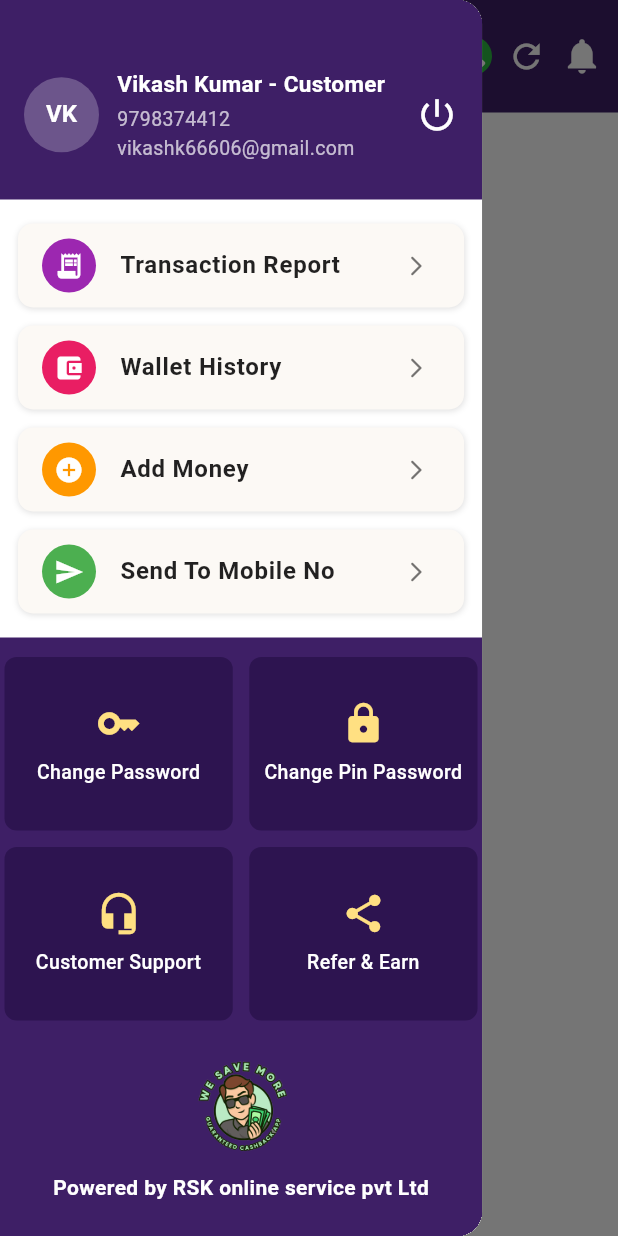
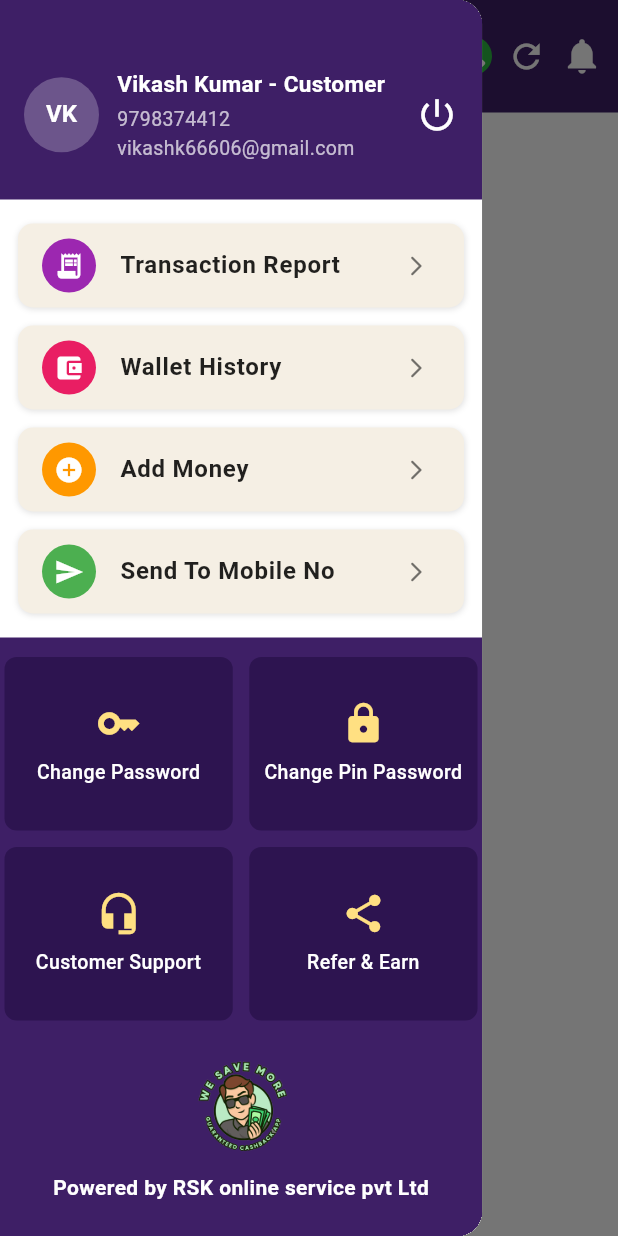
Before and after one commit to Adarst356/we_save_mores, a Flutter app: the HomeScreen screen opened by its route, with the side drawer open, on a phone screen of 412 x 824 dp. Run offline on Flutter 3.47's test engine with Material 3 defaults, Android fonts, the phone set to English and light mode, and no system bars; our stand-ins replace connectivity_plus, flutter_svg, fluttertoast, get, get_storage, lottie; missing offline and left inert: app_badge_plus; accounts and stored records are empty.

Commit message:
ok upadted

```diff
--- a/lib/modules/auth/login/view/login_screen.dart
+++ b/lib/modules/auth/login/view/login_screen.dart
@@ -6,6 +6,7 @@ import 'package:we_save_more/utils/spacing.dart';
 import 'package:we_save_more/widget/app_text.dart';
 import 'package:we_save_more/widget/custom_textfield.dart';
 import 'package:we_save_more/widget/custom_button.dart';
+import '../../../dashboard/main_nav/main_nav.dart';
 import 'login_controller.dart';
 
 class LoginScreen extends GetView<LoginController> {
--- a/lib/modules/dashboard/main_nav/main_nav_controller.dart
+++ b/lib/modules/dashboard/main_nav/main_nav_controller.dart
@@ -1,6 +1,6 @@
 import 'package:get/get.dart';
 
-class NavigationController extends GetxController {
+class MainNavigationController extends GetxController {
   var selectedIndex = 0.obs;
 
   void changeIndex(int index) {
--- a/lib/modules/dashboard/notification/notification_screen.dart
+++ b/lib/modules/dashboard/notification/notification_screen.dart
@@ -5,6 +5,6 @@ class NotificationScreen extends StatelessWidget {
 
   @override
   Widget build(BuildContext context) {
-    return const Placeholder();
+    return Scaffold();
   }
 }
--- a/lib/routes/app_pages.dart
+++ b/lib/routes/app_pages.dart
@@ -6,8 +6,10 @@ import 'package:we_save_more/modules/auth/login/view/login_screen.dart';
 import 'package:we_save_more/modules/auth/signup/view/signup_controller.dart';
 import 'package:we_save_more/modules/auth/signup/view/signup_screen.dart';
 import 'package:we_save_more/modules/dashboard/home/home_screen.dart';
+import 'package:we_save_more/modules/dashboard/main_nav/main_nav.dart';
 import 'package:we_save_more/modules/dashboard/notification/notification_screen.dart';
 import '../modules/dashboard/home/home_controller.dart';
+import '../modules/dashboard/main_nav/main_nav_controller.dart';
 import '../modules/dashboard/notification/notification_controller.dart';
 import '../modules/splash/splash_screen.dart';
 import '../modules/splash/splash_controller.dart';
@@ -66,5 +68,12 @@ class AppPages {
         Get.lazyPut<NotificationController>(() => NotificationController());
       }),
     ),
+    GetPage(
+      name: AppRoutes.bottomNav,
+      page: () =>  MainNav(),
+      binding: BindingsBuilder(() {
+        Get.lazyPut<MainNavigationController>(() => MainNavigationController());
+      }),
+    ),
   ];
 }
--- a/lib/routes/app_routes.dart
+++ b/lib/routes/app_routes.dart
@@ -6,6 +6,7 @@ class AppRoutes {
   static const forgotPass = "/ForgotPassword";
  static const homeScreen = "/HomeScreen";
  static const notification = "/Notification";
+ static const bottomNav = "/BottomNav";
 
 
 }
--- a/lib/utils/custom_appbar.dart
+++ b/lib/utils/custom_appbar.dart
@@ -84,6 +84,7 @@ class CustomAppbarFlutter extends StatelessWidget
                           "- ${role ?? ""}",
                           overflow: TextOverflow.ellipsis,
                             color: Colors.white70,
+                            fontWeight: FontWeight.w500,
                             fontSize: 12.5,
                         ),
                       ),
--- a/lib/widget/side_drawer.dart
+++ b/lib/widget/side_drawer.dart
@@ -146,7 +146,7 @@ class SideDrawer extends StatelessWidget {
     return Container(
       margin: const EdgeInsets.symmetric(vertical: 6),
       decoration: BoxDecoration(
-        color: const Color(0xFFfcf9f5),
+        color: const Color(0xFFf5efe4),
         borderRadius: BorderRadius.circular(10),
         boxShadow: [
           BoxShadow(
```
Also changed, not shown: lib/modules/dashboard/main_nav/main_nav.dart (+11 -5 lines), lib/modules/dashboard/support/support_screen.dart (+10 -0 lines).
